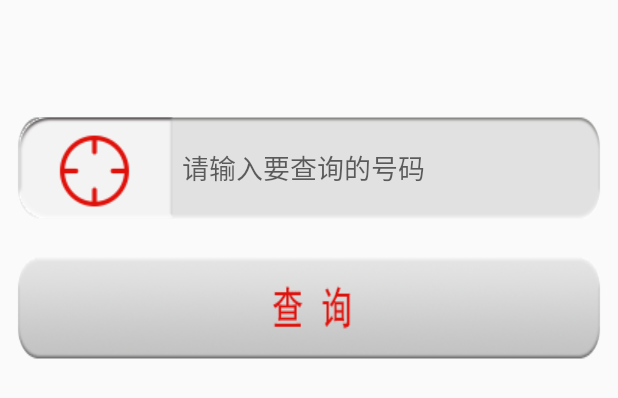
After one commit to yuanmanting/MyGuard, an Android app: the layout activity_num_belongto.xml on its own in the app's theme, with its tools: preview values and no code run, on a phone screen of 412 x 824 dp. The commit adds this screen. Shown: the top 398 px of the screen. Run offline under Robolectric (Android 15) with nearby library versions, the phone set to English and light mode, and no system bars.

Commit message:
finish "11.8	Activity_num_belongto.xml"

```diff
--- /dev/null
+++ b/app/src/main/res/layout/activity_num_belongto.xml
@@ -0,0 +1,34 @@
+<?xml version="1.0" encoding="utf-8"?>
+<LinearLayout xmlns:android="http://schemas.android.com/apk/res/android"
+              android:orientation="vertical"
+              android:layout_width="match_parent"
+              android:layout_height="match_parent">
+    <include layout="@layout/titlebar"/>
+    <EditText
+        android:id="@+id/et_num_numberbelongto"
+        android:layout_marginTop="20dp"
+        android:layout_marginLeft="10dp"
+        android:layout_marginRight="10dp"
+        android:layout_width="match_parent"
+        android:layout_height="wrap_content"
+        android:inputType="phone"
+        android:drawableLeft="@drawable/numbelongtoicon"
+        android:background="@drawable/numbelongto_et_bg"
+        android:drawablePadding="3dp"
+        android:hint="请输入要查询的号码"/>
+    <Button
+        android:id="@+id/btn_searchnumbelongto"
+        android:layout_marginTop="20dp"
+        android:layout_marginLeft="10dp"
+        android:layout_marginRight="10dp"
+        android:layout_width="match_parent"
+        android:layout_height="wrap_content"
+        android:background="@drawable/btn_numadressbg_selector"/>
+    <TextView
+       android:id="@+id/tv_searchresult"
+        style="@style/textview16sp"
+        android:layout_marginLeft="30dp"
+        android:layout_marginTop="15dp"
+        android:textColor="@color/deep_gray"/>
+
+</LinearLayout>
```
Also changed, not shown: app/src/main/java/cn/edu/gdmec/android/mobileguard/m9advancedtools/db/dao/NumBelongtoDao.java (+75 -0 lines), app/src/main/java/cn/edu/gdmec/android/mobileguard/m9advancedtools/widget/AdvancedToolsView.java (+34 -0 lines).
